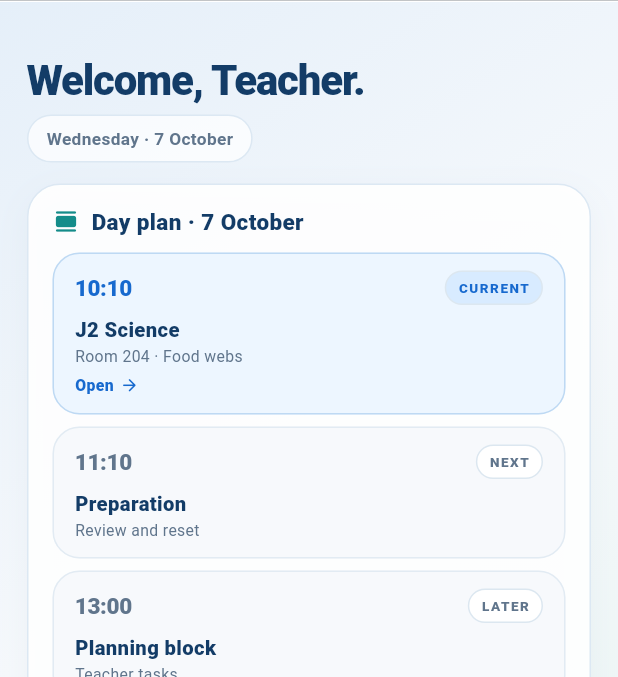
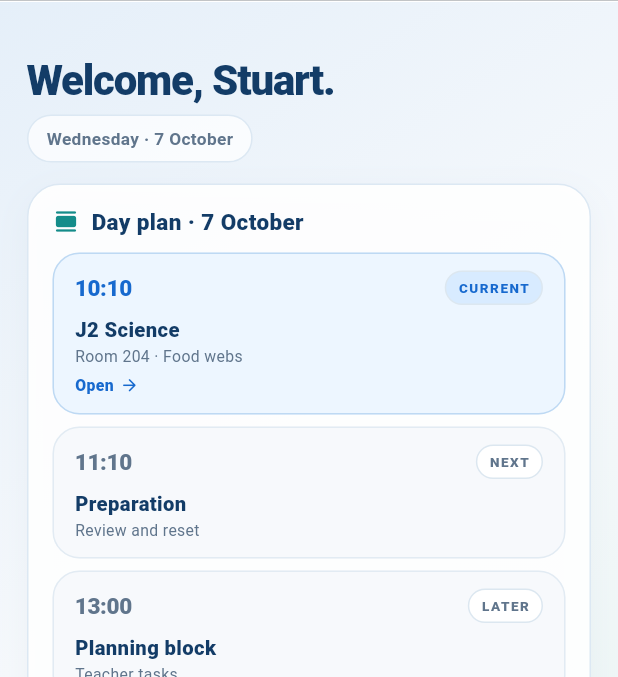
Before and after one commit to gastonstuart-lab/Gradeflow, a Flutter app: the TeachingJourney screen opened directly, on a phone screen of 412 x 824 dp, the part 145-822 px from its top. Run offline on Flutter 3.47's test engine with Material 3 defaults, Android fonts, the phone set to English and light mode, and no system bars; our stand-ins replace cloud_firestore, cloud_functions, csv, file_picker, firebase_auth, firebase_core and 10 more; missing offline and left inert: dart:js_interop, dart:ui_web, excel, icalendar_parser; accounts and stored records are empty.

Commit message:
Personalize InstructOS teacher desktop greeting

```diff
--- a/lib/teaching_preview.dart
+++ b/lib/teaching_preview.dart
@@ -554,6 +554,7 @@ class _TeachingJourneyState extends State<TeachingJourney> {
               ))));
 
   Widget _today() => TeachingPreviewDesktop(
+        teacherName: 'Stuart',
         book: _desktop,
         classCard: _classCard(),
         onClass: _start,
```
